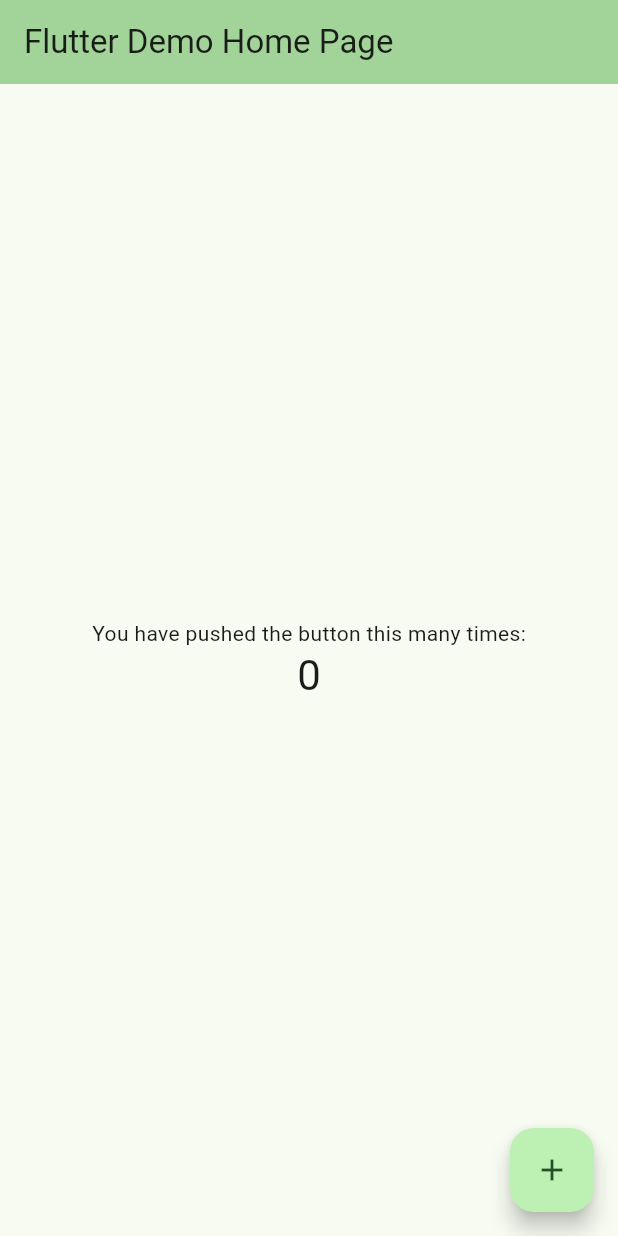
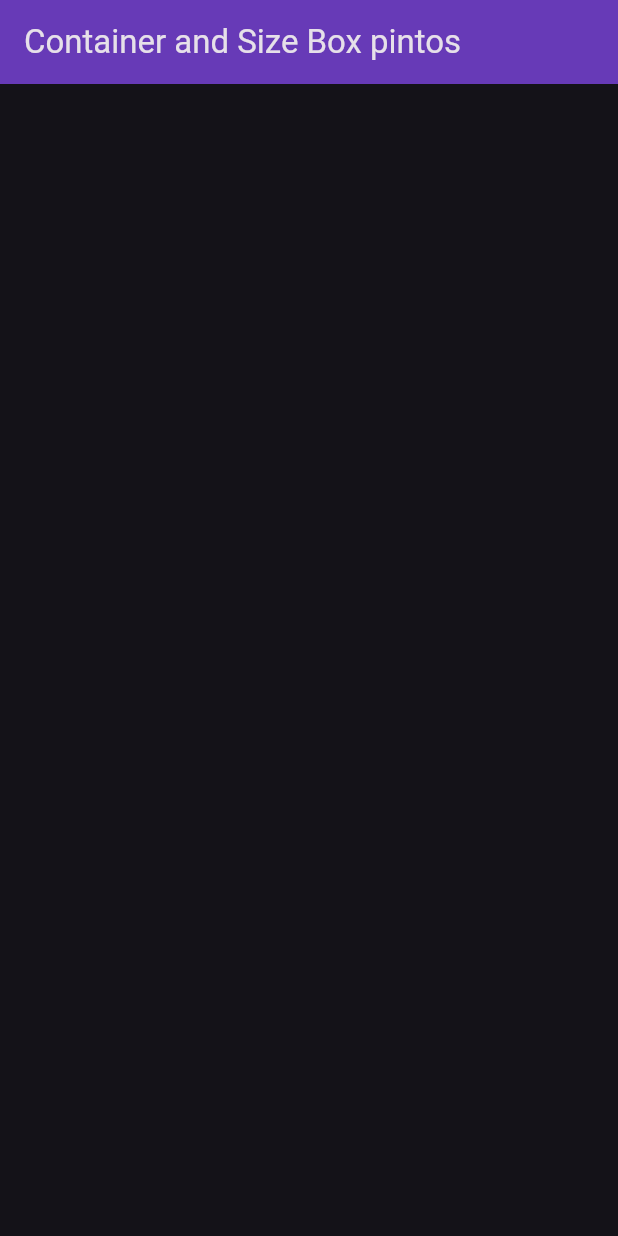
Before and after one commit to fahim-nion/learning_flutter, a Flutter app: the screen it shows after launch, on a phone screen of 412 x 824 dp. Run offline on Flutter 3.47's test engine with Material 3 defaults, Android fonts, the phone set to English and light mode, and no system bars.

Commit message:
updated repo

```diff
--- a/flutter_application_d1/lib/main.dart
+++ b/flutter_application_d1/lib/main.dart
@@ -1,122 +1,23 @@
 import 'package:flutter/material.dart';
+import 'package:flutter_application_d1/widgets/container_sized.dart';
 
-void main() {
-  runApp(const MyApp());
-}
+void main()=>runApp(new MyApp());
+
 
 class MyApp extends StatelessWidget {
   const MyApp({super.key});
 
-  // This widget is the root of your application.
   @override
   Widget build(BuildContext context) {
     return MaterialApp(
-      title: 'Flutter Demo',
-      theme: ThemeData(
-        // This is the theme of your application.
-        //
-        // TRY THIS: Try running your application with "flutter run". You'll see
-        // the application has a purple toolbar. Then, without quitting the app,
-        // try changing the seedColor in the colorScheme below to Colors.green
-        // and then invoke "hot reload" (save your changes or press the "hot
-        // reload" button in a Flutter-supported IDE, or press "r" if you used
-        // the command line to start the app).
-        //
-        // Notice that the counter didn't reset back to zero; the application
-        // state is not lost during the reload. To reset the state, use hot
-        // restart instead.
-        //
-        // This works for code too, not just values: Most code changes can be
-        // tested with just a hot reload.
-        colorScheme: ColorScheme.fromSeed(seedColor: const Color.fromARGB(255, 193, 228, 184)),
-      ),
-      home: const MyHomePage(title: 'Flutter Demo Home Page'),
+      debugShowCheckedModeBanner: false,
+      theme:ThemeData(
+        brightness: Brightness.dark,
+        appBarTheme: AppBarTheme(
+          backgroundColor: Colors.deepPurple,
+        )
+      ) ,
+      home: Container_Sized(),
     );
   }
 }
-
-class MyHomePage extends StatefulWidget {
-  const MyHomePage({super.key, required this.title});
-
-  // This widget is the home page of your application. It is stateful, meaning
-  // that it has a State object (defined below) that contains fields that affect
-  // how it looks.
-
-  // This class is the configuration for the state. It holds the values (in this
-  // case the title) provided by the parent (in this case the App widget) and
-  // used by the build method of the State. Fields in a Widget subclass are
-  // always marked "final".
-
-  final String title;
-
-  @override
-  State<MyHomePage> createState() => _MyHomePageState();
-}
-
-class _MyHomePageState extends State<MyHomePage> {
-  int _counter = 0;
-
-  void _incrementCounter() {
-    setState(() {
-      // This call to setState tells the Flutter framework that something has
-      // changed in this State, which causes it to rerun the build method below
-      // so that the display can reflect the updated values. If we changed
-      // _counter without calling setState(), then the build method would not be
-      // called again, and so nothing would appear to happen.
-      _counter++;
-    });
-  }
-
-  @override
-  Widget build(BuildContext context) {
-    // This method is rerun every time setState is called, for instance as done
-    // by the _incrementCounter method above.
-    //
-    // The Flutter framework has been optimized to make rerunning build methods
-    // fast, so that you can just rebuild anything that needs updating rather
-    // than having to individually change instances of widgets.
-    return Scaffold(
-      appBar: AppBar(
-        // TRY THIS: Try changing the color here to a specific color (to
-        // Colors.amber, perhaps?) and trigger a hot reload to see the AppBar
-        // change color while the other colors stay the same.
-        backgroundColor: Theme.of(context).colorScheme.inversePrimary,
-        // Here we take the value from the MyHomePage object that was created by
-        // the App.build method, and use it to set our appbar title.
-        title: Text(widget.title),
-      ),
-      body: Center(
-        // Center is a layout widget. It takes a single child and positions it
-        // in the middle of the parent.
-        child: Column(
-          // Column is also a layout widget. It takes a list of children and
-          // arranges them vertically. By default, it sizes itself to fit its
-          // children horizontally, and tries to be as tall as its parent.
-          //
-          // Column has various properties to control how it sizes itself and
-          // how it positions its children. Here we use mainAxisAlignment to
-          // center the children vertically; the main axis here is the vertical
-          // axis because Columns are vertical (the cross axis would be
-          // horizontal).
-          //
-          // TRY THIS: Invoke "debug painting" (choose the "Toggle Debug Paint"
-          // action in the IDE, or press "p" in the console), to see the
-          // wireframe for each widget.
-          mainAxisAlignment: MainAxisAlignment.center,
-          children: <Widget>[
-            const Text('You have pushed the button this many times:'),
-            Text(
-              '$_counter',
-              style: Theme.of(context).textTheme.headlineMedium,
-            ),
-          ],
-        ),
-      ),
-      floatingActionButton: FloatingActionButton(
-        onPressed: _incrementCounter,
-        tooltip: 'Increment',
-        child: const Icon(Icons.add),
-      ), // This trailing comma makes auto-formatting nicer for build methods.
-    );
-  }
-}
--- /dev/null
+++ b/flutter_application_d1/lib/widgets/container_sized.dart
@@ -0,0 +1,21 @@
+import 'package:flutter/material.dart';
+
+
+
+
+
+class Container_Sized extends StatelessWidget {
+
+
+
+
+  const Container_Sized({super.key});
+
+  @override
+  Widget build(BuildContext context) {
+    return Scaffold(
+      appBar: AppBar(title: Text('Container and Size Box pintos'),),
+      body: Center(),
+    );
+  }
+}
```
